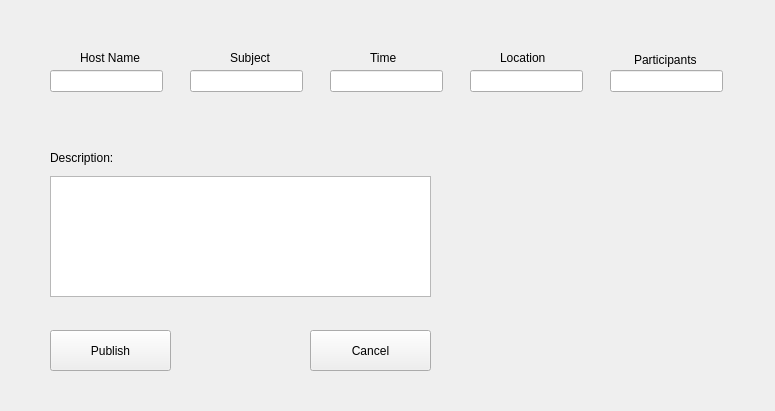
Above: StudyMeet/createnewsession.ui from DanielCChavez/StudyMeet before the change. Below: the same form after it.
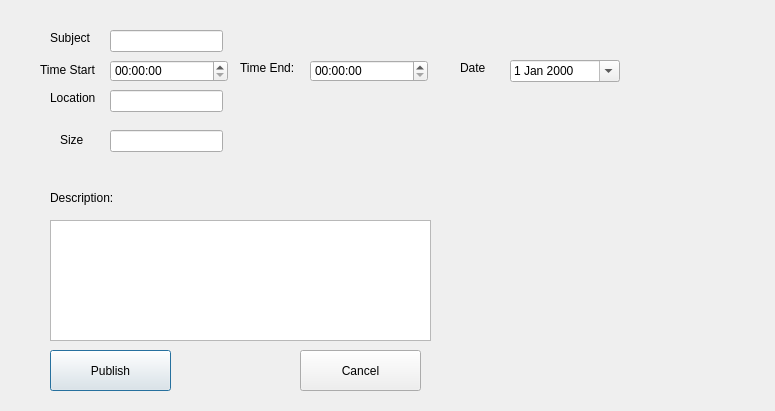
That is the form after the change.

```diff
--- a/StudyMeet/createnewsession.ui
+++ b/StudyMeet/createnewsession.ui
@@ -16,31 +16,21 @@
   <widget class="QLabel" name="HostName">
    <property name="geometry">
     <rect>
-     <x>80</x>
-     <y>50</y>
+     <x>240</x>
+     <y>60</y>
      <width>71</width>
      <height>16</height>
     </rect>
    </property>
    <property name="text">
-    <string>Host Name</string>
-   </property>
-  </widget>
-  <widget class="QLineEdit" name="HostNameEntry">
-   <property name="geometry">
-    <rect>
-     <x>50</x>
-     <y>70</y>
-     <width>113</width>
-     <height>22</height>
-    </rect>
+    <string>Time End:</string>
    </property>
   </widget>
   <widget class="QLabel" name="SubjectLabel">
    <property name="geometry">
     <rect>
-     <x>230</x>
-     <y>50</y>
+     <x>50</x>
+     <y>30</y>
      <width>55</width>
      <height>16</height>
     </rect>
@@ -52,8 +42,8 @@
   <widget class="QLineEdit" name="SubjectEntry">
    <property name="geometry">
     <rect>
-     <x>190</x>
-     <y>70</y>
+     <x>110</x>
+     <y>30</y>
      <width>113</width>
      <height>22</height>
     </rect>
@@ -62,31 +52,21 @@
   <widget class="QLabel" name="TimeLabel">
    <property name="geometry">
     <rect>
-     <x>370</x>
-     <y>50</y>
-     <width>55</width>
-     <height>16</height>
+     <x>40</x>
+     <y>60</y>
+     <width>81</width>
+     <height>20</height>
     </rect>
    </property>
    <property name="text">
-    <string>Time</string>
-   </property>
-  </widget>
-  <widget class="QLineEdit" name="TimeEntry">
-   <property name="geometry">
-    <rect>
-     <x>330</x>
-     <y>70</y>
-     <width>113</width>
-     <height>22</height>
-    </rect>
+    <string>Time Start</string>
    </property>
   </widget>
   <widget class="QLabel" name="LocationLabel">
    <property name="geometry">
     <rect>
-     <x>500</x>
-     <y>50</y>
+     <x>50</x>
+     <y>90</y>
      <width>55</width>
      <height>16</height>
     </rect>
@@ -98,8 +78,8 @@
   <widget class="QLineEdit" name="LocationEntry">
    <property name="geometry">
     <rect>
-     <x>470</x>
-     <y>70</y>
+     <x>110</x>
+     <y>90</y>
      <width>113</width>
      <height>22</height>
     </rect>
@@ -108,21 +88,21 @@
   <widget class="QLabel" name="ParticipantLabel">
    <property name="geometry">
     <rect>
-     <x>634</x>
-     <y>50</y>
-     <width>71</width>
+     <x>60</x>
+     <y>130</y>
+     <width>41</width>
      <height>20</height>
     </rect>
    </property>
    <property name="text">
-    <string>Participants</string>
+    <string>Size</string>
    </property>
   </widget>
   <widget class="QLineEdit" name="ParticipantEntry">
    <property name="geometry">
     <rect>
-     <x>610</x>
-     <y>70</y>
+     <x>110</x>
+     <y>130</y>
      <width>113</width>
      <height>22</height>
     </rect>
@@ -132,7 +112,7 @@
    <property name="geometry">
     <rect>
      <x>50</x>
-     <y>150</y>
+     <y>190</y>
      <width>71</width>
      <height>16</height>
     </rect>
@@ -145,7 +125,7 @@
    <property name="geometry">
     <rect>
      <x>50</x>
-     <y>330</y>
+     <y>350</y>
      <width>121</width>
      <height>41</height>
     </rect>
@@ -153,12 +133,15 @@
    <property name="text">
     <string>Publish</string>
    </property>
+   <property name="default">
+    <bool>true</bool>
+   </property>
   </widget>
   <widget class="QTextEdit" name="DesciptionEntry">
    <property name="geometry">
     <rect>
      <x>50</x>
-     <y>176</y>
+     <y>220</y>
      <width>381</width>
      <height>121</height>
     </rect>
@@ -167,8 +150,8 @@
   <widget class="QPushButton" name="CancelButton">
    <property name="geometry">
     <rect>
-     <x>310</x>
-     <y>330</y>
+     <x>300</x>
+     <y>350</y>
      <width>121</width>
      <height>41</height>
     </rect>
@@ -177,6 +160,62 @@
     <string>Cancel</string>
    </property>
   </widget>
+  <widget class="QTimeEdit" name="timeStartEdit">
+   <property name="geometry">
+    <rect>
+     <x>110</x>
+     <y>60</y>
+     <width>118</width>
+     <height>22</height>
+    </rect>
+   </property>
+   <property name="calendarPopup">
+    <bool>false</bool>
+   </property>
+   <property name="time">
+    <time>
+     <hour>0</hour>
+     <minute>0</minute>
+     <second>0</second>
+    </time>
+   </property>
+  </widget>
+  <widget class="QTimeEdit" name="timeEndEdit">
+   <property name="geometry">
+    <rect>
+     <x>310</x>
+     <y>60</y>
+     <width>118</width>
+     <height>22</height>
+    </rect>
+   </property>
+  </widget>
+  <widget class="QDateEdit" name="dateEdit">
+   <property name="geometry">
+    <rect>
+     <x>510</x>
+     <y>60</y>
+     <width>110</width>
+     <height>22</height>
+    </rect>
+   </property>
+   <property name="calendarPopup">
+    <bool>true</bool>
+   </property>
+  </widget>
+  <widget class="QLabel" name="DateLabel">
+   <property name="geometry">
+    <rect>
+     <x>460</x>
+     <y>60</y>
+     <width>55</width>
+     <height>16</height>
+    </rect>
+   </property>
+   <property name="text">
+    <string>Date</string>
+   </property>
+  </widget>
  </widget>
  <layoutdefault spacing="6" margin="11"/>
  <resources/>
```
Left out of the diff: 23 changed lines with no effect on the pictures.
